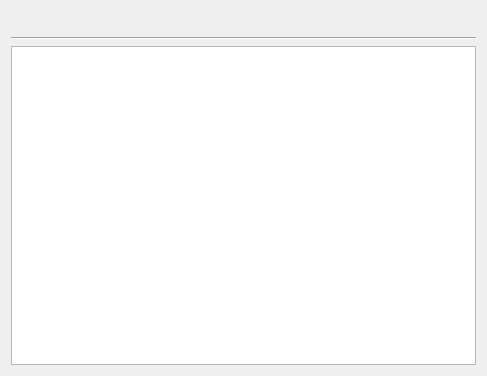
iliedanila/QtFileBrowser, file browserWidget.ui: the form before one commit.
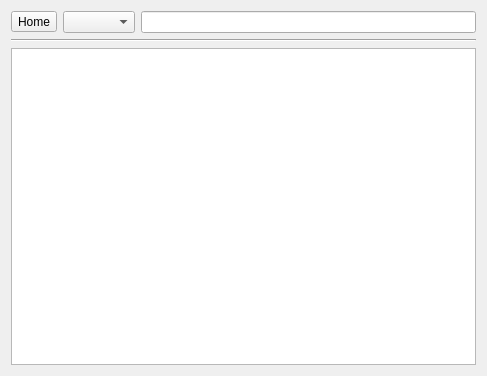
The form after the commit. Custom widgets are drawn as their Qt base class.

```diff
--- a/browserWidget.ui
+++ b/browserWidget.ui
@@ -17,33 +17,20 @@
    <item>
     <layout class="QHBoxLayout" name="horizontalLayout">
      <item>
-      <widget class="DriveList" name="driveList" native="true"/>
-     </item>
-     <item>
-      <spacer name="horizontalSpacer">
-       <property name="orientation">
-        <enum>Qt::Horizontal</enum>
+      <widget class="QToolButton" name="homeButton">
+       <property name="text">
+        <string>Home</string>
        </property>
-       <property name="sizeHint" stdset="0">
-        <size>
-         <width>40</width>
-         <height>20</height>
-        </size>
+       <property name="toolButtonStyle">
+        <enum>Qt::ToolButtonTextBesideIcon</enum>
        </property>
-      </spacer>
+      </widget>
      </item>
      <item>
-      <spacer name="horizontalSpacer_2">
-       <property name="orientation">
-        <enum>Qt::Horizontal</enum>
-       </property>
-       <property name="sizeHint" stdset="0">
-        <size>
-         <width>40</width>
-         <height>20</height>
-        </size>
-       </property>
-      </spacer>
+      <widget class="QComboBox" name="comboBox"/>
+     </item>
+     <item>
+      <widget class="QLineEdit" name="lineEdit"/>
      </item>
     </layout>
    </item>
@@ -65,12 +52,6 @@
    <extends>QTableView</extends>
    <header>filesystemview.h</header>
   </customwidget>
-  <customwidget>
-   <class>DriveList</class>
-   <extends>QWidget</extends>
-   <header>drivelist.h</header>
-   <container>1</container>
-  </customwidget>
  </customwidgets>
  <resources/>
  <connections/>
```
